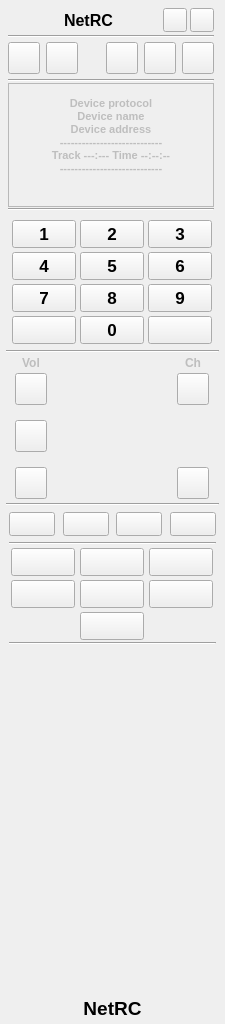
Before: the Qt Designer form src/ui/remotecontrol.ui in AceOfSnakes/NetRC, drawn with Qt 5.
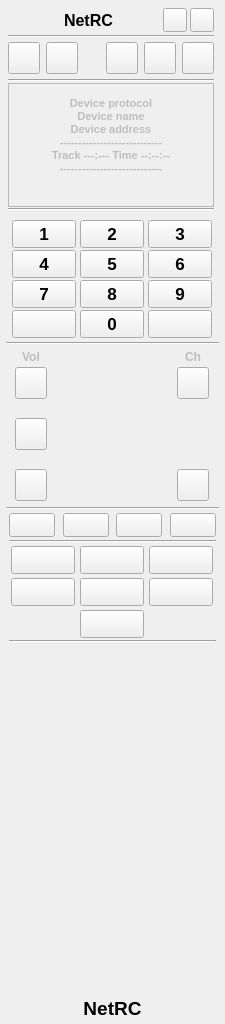
After: the same form once the commit is applied. Icons and pictures are not drawn.

The edit to the form file:
```diff
--- a/src/ui/remotecontrol.ui
+++ b/src/ui/remotecontrol.ui
@@ -786,6 +786,24 @@
     </item>
     <item>
      <widget class="QWidget" name="numWidget" native="true">
+      <property name="sizePolicy">
+       <sizepolicy hsizetype="Preferred" vsizetype="Fixed">
+        <horstretch>0</horstretch>
+        <verstretch>0</verstretch>
+       </sizepolicy>
+      </property>
+      <property name="minimumSize">
+       <size>
+        <width>0</width>
+        <height>132</height>
+       </size>
+      </property>
+      <property name="maximumSize">
+       <size>
+        <width>16777215</width>
+        <height>132</height>
+       </size>
+      </property>
       <layout class="QVBoxLayout" name="verticalLayout_3">
        <property name="spacing">
         <number>0</number>
@@ -802,30 +820,29 @@
        <property name="bottomMargin">
         <number>0</number>
        </property>
-       <item>
-        <spacer name="verticalSpacer_7">
-         <property name="orientation">
-          <enum>Qt::Orientation::Vertical</enum>
-         </property>
-         <property name="sizeHint" stdset="0">
-          <size>
-           <width>20</width>
-           <height>0</height>
-          </size>
-         </property>
-        </spacer>
-       </item>
        <item>
         <widget class="QWidget" name="numWidget_internal" native="true">
          <property name="enabled">
           <bool>true</bool>
          </property>
          <property name="sizePolicy">
-          <sizepolicy hsizetype="MinimumExpanding" vsizetype="MinimumExpanding">
+          <sizepolicy hsizetype="MinimumExpanding" vsizetype="Fixed">
            <horstretch>0</horstretch>
            <verstretch>0</verstretch>
           </sizepolicy>
          </property>
+         <property name="minimumSize">
+          <size>
+           <width>0</width>
+           <height>128</height>
+          </size>
+         </property>
+         <property name="maximumSize">
+          <size>
+           <width>16777215</width>
+           <height>128</height>
+          </size>
+         </property>
          <layout class="QGridLayout" name="layoutNum">
           <property name="leftMargin">
            <number>0</number>
@@ -1251,19 +1268,6 @@
          </layout>
         </widget>
        </item>
-       <item>
-        <spacer name="verticalSpacer_6">
-         <property name="orientation">
-          <enum>Qt::Orientation::Vertical</enum>
-         </property>
-         <property name="sizeHint" stdset="0">
-          <size>
-           <width>20</width>
-           <height>0</height>
-          </size>
-         </property>
-        </spacer>
-       </item>
        <item>
         <widget class="Line" name="line_5">
          <property name="orientation">
@@ -1277,7 +1281,7 @@
     <item>
      <widget class="QWidget" name="menuWidget" native="true">
       <property name="sizePolicy">
-       <sizepolicy hsizetype="Expanding" vsizetype="Preferred">
+       <sizepolicy hsizetype="Expanding" vsizetype="Fixed">
         <horstretch>0</horstretch>
         <verstretch>0</verstretch>
        </sizepolicy>
@@ -1285,7 +1289,13 @@
       <property name="minimumSize">
        <size>
         <width>0</width>
-        <height>0</height>
+        <height>164</height>
+       </size>
+      </property>
+      <property name="maximumSize">
+       <size>
+        <width>16777215</width>
+        <height>164</height>
        </size>
       </property>
       <layout class="QVBoxLayout" name="verticalLayout_6">
@@ -1331,13 +1341,13 @@
          <property name="minimumSize">
           <size>
            <width>0</width>
-           <height>150</height>
+           <height>160</height>
           </size>
          </property>
          <property name="maximumSize">
           <size>
            <width>16777215</width>
-           <height>150</height>
+           <height>160</height>
           </size>
          </property>
          <layout class="QGridLayout" name="gridLayout_2" rowstretch="0,0,0" rowminimumheight="0,0,0">
@@ -1808,7 +1818,7 @@
        <bool>true</bool>
       </property>
       <property name="sizePolicy">
-       <sizepolicy hsizetype="Preferred" vsizetype="Preferred">
+       <sizepolicy hsizetype="Preferred" vsizetype="Fixed">
         <horstretch>0</horstretch>
         <verstretch>0</verstretch>
        </sizepolicy>
@@ -1816,7 +1826,13 @@
       <property name="minimumSize">
        <size>
         <width>0</width>
-        <height>122</height>
+        <height>32</height>
+       </size>
+      </property>
+      <property name="maximumSize">
+       <size>
+        <width>16777215</width>
+        <height>32</height>
        </size>
       </property>
       <layout class="QVBoxLayout" name="verticalLayout_2">
@@ -1843,10 +1859,22 @@
          <property name="enabled">
           <bool>true</bool>
          </property>
+         <property name="sizePolicy">
+          <sizepolicy hsizetype="Preferred" vsizetype="Fixed">
+           <horstretch>0</horstretch>
+           <verstretch>0</verstretch>
+          </sizepolicy>
+         </property>
          <property name="minimumSize">
           <size>
            <width>0</width>
-           <height>36</height>
+           <height>30</height>
+          </size>
+         </property>
+         <property name="maximumSize">
+          <size>
+           <width>16777215</width>
+           <height>30</height>
           </size>
          </property>
          <layout class="QHBoxLayout" name="layoutColor">
```
Left out of the diff: 27 changed lines with no effect on the pictures. Lines whose indentation alone changed are shown as unchanged.
